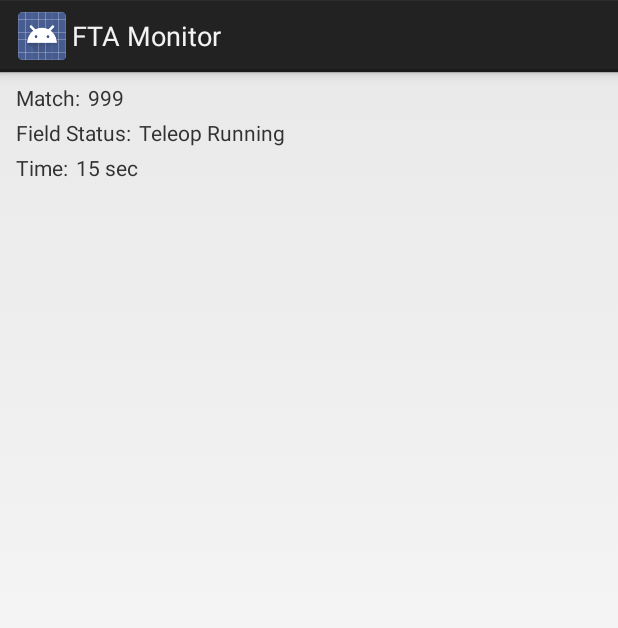
After one commit to messenger-sean/fta-monitor-watchapp, an Android app: the fragment FieldStatusFragment shown on its own in the app's theme, on a phone screen of 412 x 824 dp. The commit adds this screen. Shown: the top 628 px of the screen. Run offline under Robolectric (Android 15) with nearby library versions, the light colour scheme and no system bars.

Commit message:
Created new field status fragment, which will be responsible for only the field data, which is primarily match number, status, and time

```diff
--- /dev/null
+++ b/app/src/main/java/com/fsilberberg/ftamonitor/view/fieldmonitor/FieldStatusFragment.java
@@ -0,0 +1,33 @@
+package com.fsilberberg.ftamonitor.view.fieldmonitor;
+
+
+
+import android.os.Bundle;
+import android.app.Fragment;
+import android.view.LayoutInflater;
+import android.view.View;
+import android.view.ViewGroup;
+
+import com.fsilberberg.ftamonitor.R;
+
+/**
+ * A simple {@link Fragment} subclass.
+ *
+ */
+public class FieldStatusFragment extends Fragment {
+
+
+    public FieldStatusFragment() {
+        // Required empty public constructor
+    }
+
+
+    @Override
+    public View onCreateView(LayoutInflater inflater, ViewGroup container,
+                             Bundle savedInstanceState) {
+        // Inflate the layout for this fragment
+        return inflater.inflate(R.layout.fragment_field_status, container, false);
+    }
+
+
+}
--- /dev/null
+++ b/app/src/main/res/layout/fragment_field_status.xml
@@ -0,0 +1,83 @@
+<FrameLayout xmlns:android="http://schemas.android.com/apk/res/android"
+             xmlns:tools="http://schemas.android.com/tools"
+             android:layout_width="match_parent"
+             android:layout_height="match_parent"
+             tools:context="com.fsilberberg.ftamonitor.view.fieldmonitor.FieldStatusFragment">
+
+    <LinearLayout
+        android:layout_width="match_parent"
+        android:layout_height="wrap_content"
+        android:orientation="vertical"
+        android:padding="5dp">
+
+        <LinearLayout
+            android:layout_width="match_parent"
+            android:layout_height="wrap_content"
+            android:layout_marginBottom="2dip"
+            android:layout_marginLeft="5dip"
+            android:layout_marginTop="2dip"
+            android:orientation="horizontal">
+
+            <TextView
+                android:layout_width="wrap_content"
+                android:layout_height="wrap_content"
+                android:text="Match:"
+                android:textSize="@dimen/medium_text_size"/>
+
+            <TextView
+                android:id="@+id/field_monitor_match_number"
+                android:layout_width="wrap_content"
+                android:layout_height="wrap_content"
+                android:layout_marginLeft="5dip"
+                android:text="999"
+                android:textSize="@dimen/medium_text_size"/>
+        </LinearLayout>
+
+        <LinearLayout
+            android:layout_width="match_parent"
+            android:layout_height="wrap_content"
+            android:layout_marginBottom="2dip"
+            android:layout_marginLeft="5dip"
+            android:layout_marginTop="2dip"
+            android:orientation="horizontal">
+
+            <TextView
+                android:layout_width="wrap_content"
+                android:layout_height="wrap_content"
+                android:text="Field Status:"
+                android:textSize="@dimen/medium_text_size"/>
+
+            <TextView
+                android:id="@+id/field_monitor_status"
+                android:layout_width="wrap_content"
+                android:layout_height="wrap_content"
+                android:layout_marginLeft="5dip"
+                android:text="Teleop Running"
+                android:textSize="@dimen/medium_text_size"/>
+        </LinearLayout>
+
+        <LinearLayout
+            android:layout_width="match_parent"
+            android:layout_height="wrap_content"
+            android:layout_marginBottom="2dip"
+            android:layout_marginLeft="5dip"
+            android:layout_marginTop="2dip"
+            android:orientation="horizontal">
+
+            <TextView
+                android:layout_width="wrap_content"
+                android:layout_height="wrap_content"
+                android:text="Time:"
+                android:textSize="@dimen/medium_text_size"/>
+
+            <TextView
+                android:id="@+id/field_monitor_time"
+                android:layout_width="wrap_content"
+                android:layout_height="wrap_content"
+                android:layout_marginLeft="5dip"
+                android:text="15 sec"
+                android:textSize="@dimen/medium_text_size"/>
+        </LinearLayout>
+    </LinearLayout>
+
+</FrameLayout>
```
Also changed, not shown: app/src/main/java/com/fsilberberg/ftamonitor/view/fieldmonitor/FieldMonitorFragment.java (+7 -0 lines), app/src/main/res/layout/fragment_field_monitor_old.xml (+0 -70 lines).
